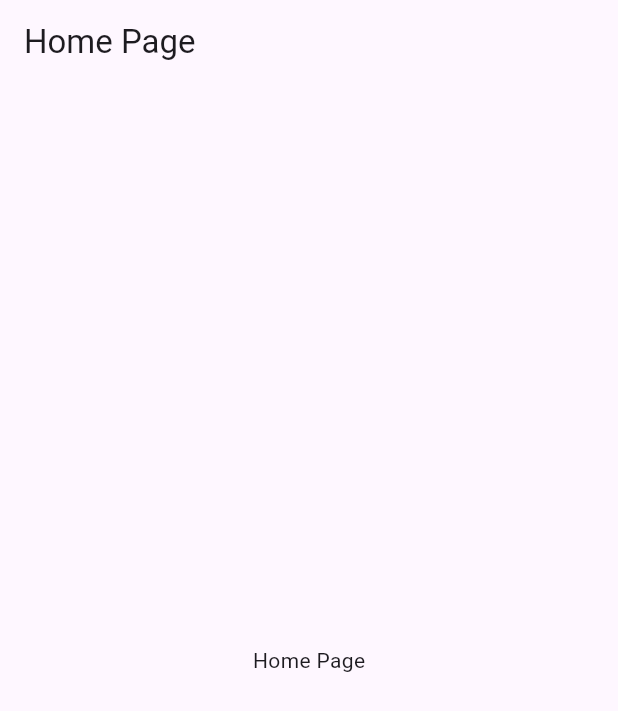
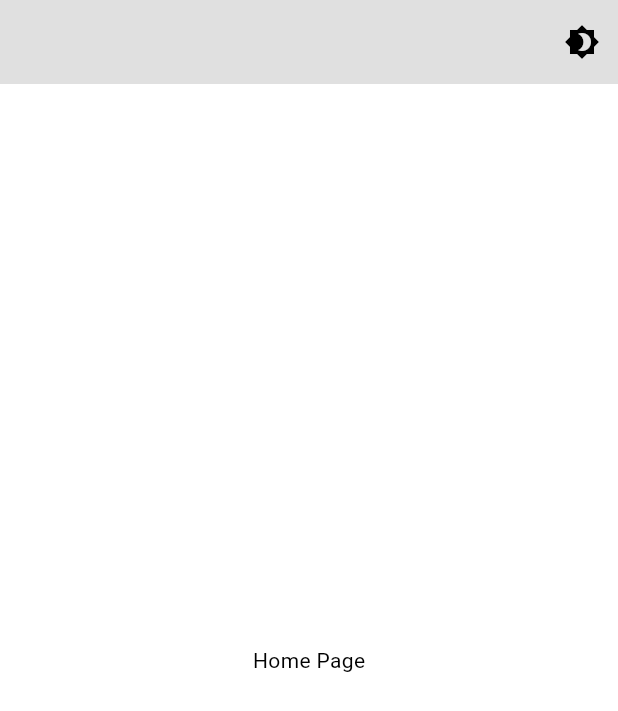
Before and after one commit to mahima-manik/flutter-starter-kit, a Flutter app: the screen it shows after launch, on a phone screen of 412 x 824 dp. Shown: the top 711 px of the screen. Run offline on Flutter 3.47's test engine with Material 3 defaults, Android fonts, the phone set to English and light mode, and no system bars.

Commit message:
Set the theme colors

```diff
--- a/lib/src/pages/home_page.dart
+++ b/lib/src/pages/home_page.dart
@@ -2,14 +2,27 @@
 
 import 'package:flutter/material.dart';
 
-class HomePage extends StatelessWidget {
+class HomePage extends StatefulWidget {
   const HomePage({super.key});
 
+  @override
+  State<HomePage> createState() => _HomePageState();
+}
+
+class _HomePageState extends State<HomePage> {
+  bool isDarkMode = false;
   @override
   Widget build(BuildContext context) {
     return Scaffold(
       appBar: AppBar(
-        title: Text('Home Page'),
+        backgroundColor: Theme.of(context).colorScheme.primary,
+        actions: <Widget>[
+          IconButton(icon: Icon(Icons.brightness_4), onPressed: () {
+            setState(() {
+              isDarkMode = !isDarkMode;
+            });
+          })
+        ],
       ),
       body: Center(
         child: Text('Home Page'),
--- a/lib/src/theme/theme.dart
+++ b/lib/src/theme/theme.dart
@@ -2,8 +2,18 @@ import 'package:flutter/material.dart';
 
 ThemeData lightMode = ThemeData(
   brightness: Brightness.light,
+  colorScheme: ColorScheme.light(
+    background: Colors.grey.shade400,
+    primary: Colors.grey.shade300,
+    secondary: Colors.grey.shade200,
+  ),
 );
 
 ThemeData darkMode = ThemeData(
   brightness: Brightness.dark,
+  colorScheme: ColorScheme.dark(
+    background: Colors.grey.shade900,
+    primary: Colors.grey.shade800,
+    secondary: Colors.grey.shade700,
+  ),
 );
```
